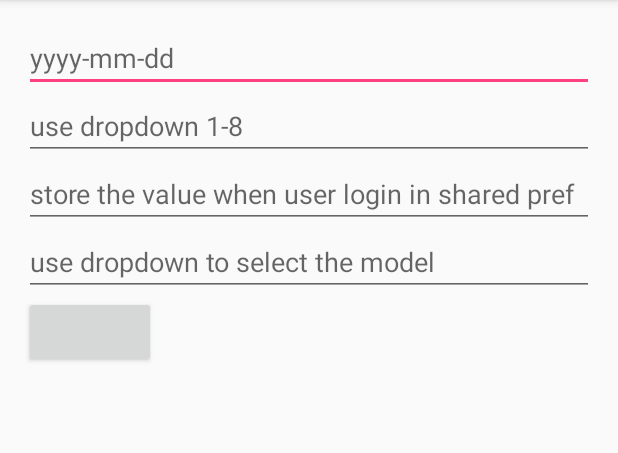
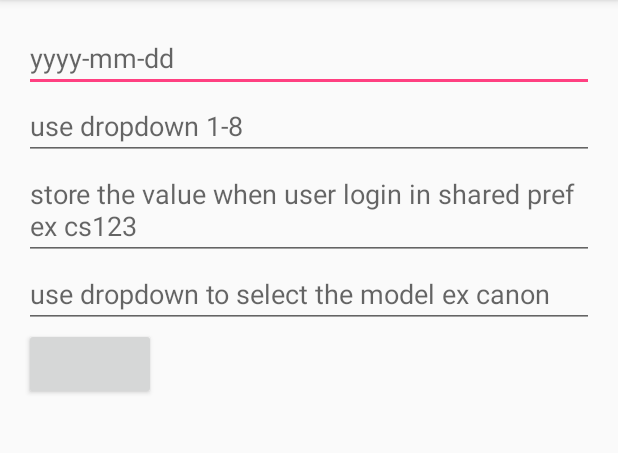
Before and after one commit to aashishvanand/ProjectorRequest, an Android app: the Request screen opened directly, with no data from a screen before it, after a tap on an icon or button, on a phone screen of 412 x 824 dp, the part 84-537 px from its top. Run offline under Robolectric (Android 15) with nearby library versions, the light colour scheme and no system bars; our stand-ins replace Volley; network calls fail; 1 statement that could not run was skipped.

Commit message:
Fixed initialization errors

```diff
--- a/app/src/main/java/com/aashish/projectorrequest/Request.java
+++ b/app/src/main/java/com/aashish/projectorrequest/Request.java
@@ -27,6 +27,10 @@ public class Request extends AppCompatActivity {
     protected void onCreate(Bundle savedInstanceState) {
         super.onCreate(savedInstanceState);
         setContentView(R.layout.activity_request);
+
+        pDialog = new ProgressDialog(this);
+        pDialog.setCancelable(false);
+
         date = (EditText) findViewById(R.id.date);
         hour = (EditText) findViewById(R.id.hour);
         staffcode = (EditText) findViewById(R.id.staffcode);
@@ -49,8 +53,8 @@ public class Request extends AppCompatActivity {
         pDialog.setMessage("Get Data");
         showDialog();
 
-        final StringRequest strReq = new StringRequest(com.android.volley.Request.Method.GET,
-                BuildConfig.URL_get, new com.android.volley.Response.Listener<String>() {
+        final StringRequest strReq = new StringRequest(com.android.volley.Request.Method.POST,
+                BuildConfig.URL_request, new com.android.volley.Response.Listener<String>() {
 
             @Override
             public void onResponse(String response) {
--- a/app/src/main/res/layout/activity_request.xml
+++ b/app/src/main/res/layout/activity_request.xml
@@ -28,13 +28,13 @@
         android:layout_width="match_parent"
         android:layout_height="wrap_content"
         android:id="@+id/staffcode"
-        android:hint="store the value when user login in shared pref"/>
+        android:hint="store the value when user login in shared pref ex cs123"/>
 
     <EditText
         android:layout_width="match_parent"
         android:layout_height="wrap_content"
         android:id="@+id/projector"
-        android:hint="use dropdown to select the model"/>
+        android:hint="use dropdown to select the model ex canon"/>
 
     <Button
         android:layout_width="wrap_content"
```
